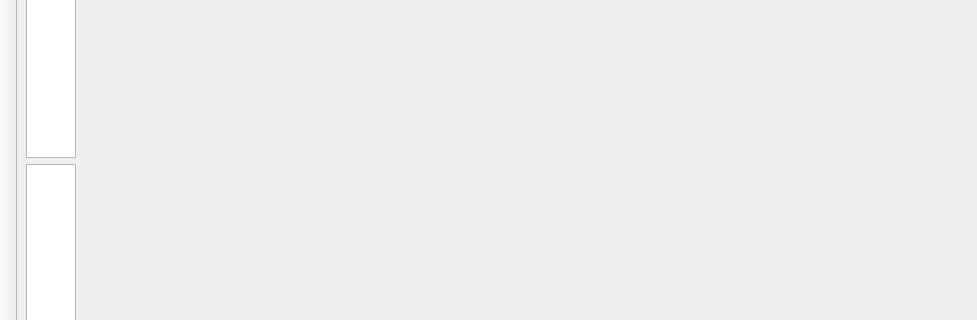
This is mainwindow.ui in MitchellAugustin/Spiral as Qt 5 draws it before an edit; both pictures show x 0 to 977 and y 148 to 468 of the 977 by 600 pixel window. The edited form follows.
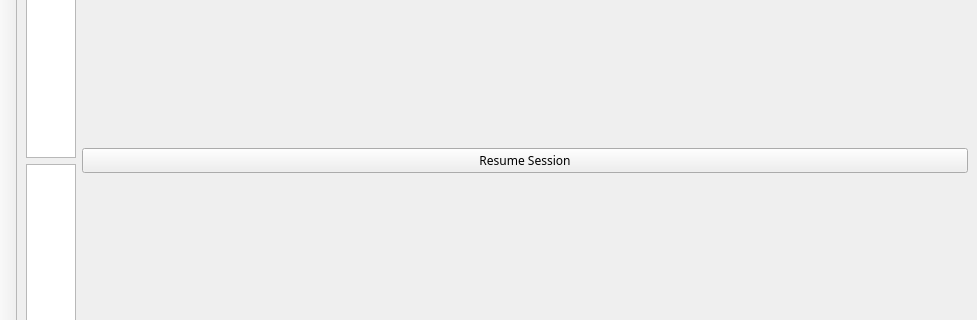
This is the edited form.

Commit message: Added resume session support

The edit to the form file:
```diff
--- a/mainwindow.ui
+++ b/mainwindow.ui
@@ -25,6 +25,13 @@
       <property name="sizeConstraint">
        <enum>QLayout::SetMaximumSize</enum>
       </property>
+      <item>
+       <widget class="QPushButton" name="openSession">
+        <property name="text">
+         <string>Resume Session</string>
+        </property>
+       </widget>
+      </item>
      </layout>
     </item>
     <item row="0" column="0">
```
The commit also changes 2 other files.
